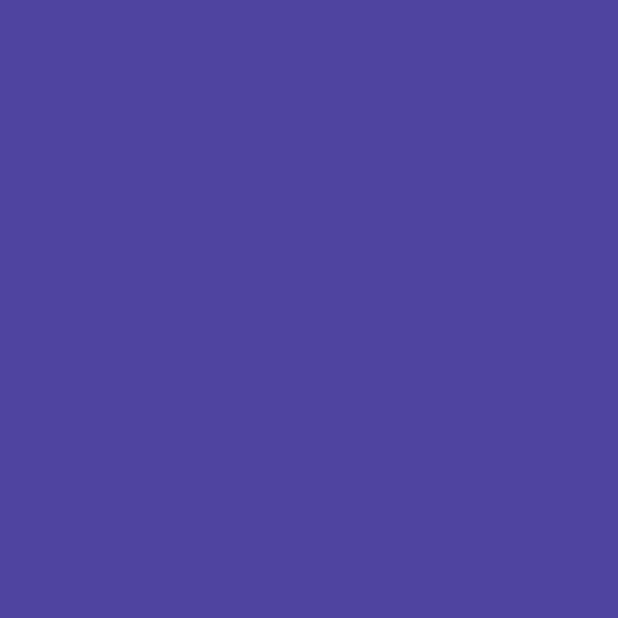
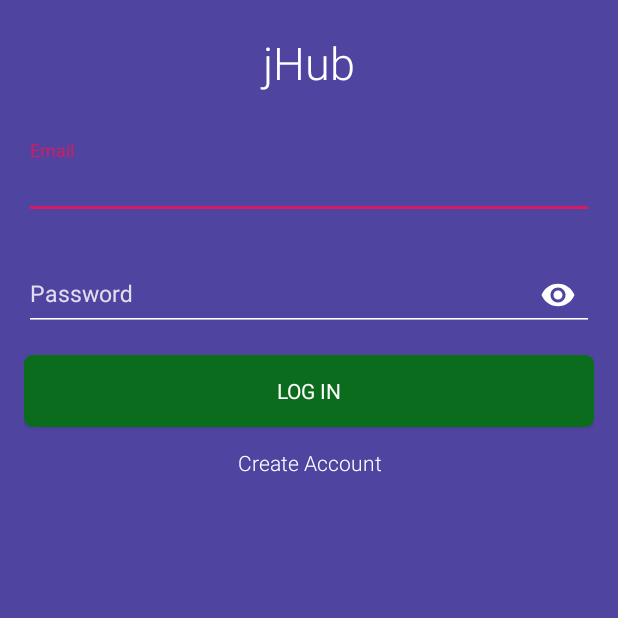
Before and after one commit to Ochieng424/jHub, an Android app: the screen it shows after launch (MainActivity before the commit, LogInActivity after it), on a phone screen of 412 x 824 dp, the top half of it. Before the commit the part shown is empty. Run offline under Robolectric (Android 15) with nearby library versions, the phone set to English and light mode, and no system bars.

Commit message:
Sign In UI design complete

```diff
--- a/app/src/main/AndroidManifest.xml
+++ b/app/src/main/AndroidManifest.xml
@@ -10,14 +10,15 @@
         android:roundIcon="@mipmap/ic_launcher_round"
         android:supportsRtl="true"
         android:theme="@style/AppTheme">
-        <activity android:name=".MainActivity">
+        <activity android:name=".MainActivity"/>
+        <activity android:name=".SignUpActivity" />
+        <activity android:name=".LogInActivity">
             <intent-filter>
                 <action android:name="android.intent.action.MAIN" />
 
                 <category android:name="android.intent.category.LAUNCHER" />
             </intent-filter>
         </activity>
-        <activity android:name=".SignUpActivity"></activity>
     </application>
 
 </manifest>
--- /dev/null
+++ b/app/src/main/java/com/example/ochieng_derrick/jhub/LogInActivity.java
@@ -0,0 +1,13 @@
+package com.example.ochieng_derrick.jhub;
+
+import android.support.v7.app.AppCompatActivity;
+import android.os.Bundle;
+
+public class LogInActivity extends AppCompatActivity {
+
+    @Override
+    protected void onCreate(Bundle savedInstanceState) {
+        super.onCreate(savedInstanceState);
+        setContentView(R.layout.activity_log_in);
+    }
+}
--- /dev/null
+++ b/app/src/main/res/drawable/btn_signup_behaviour.xml
@@ -0,0 +1,30 @@
+<?xml version="1.0" encoding="utf-8"?>
+<selector xmlns:android="http://schemas.android.com/apk/res/android">
+        <item android:state_focused="true">
+            <shape android:shape="rectangle">
+                <solid android:color="@color/appColor" />
+                <corners android:radius="2dp" />
+            </shape>
+        </item>
+
+        <item android:state_hovered="true">
+            <shape android:shape="rectangle">
+                <solid android:color="@color/appColor" />
+                <corners android:radius="2dp" />
+            </shape>
+        </item>
+
+        <item android:state_pressed="true">
+            <shape android:shape="rectangle">
+                <solid android:color="@color/appColor" />
+                <corners android:radius="2dp" />
+            </shape>
+        </item>
+
+        <item>
+            <shape android:shape="rectangle">
+                <solid android:color="@android:color/transparent" />
+                <corners android:radius="2dp" />
+            </shape>
+        </item>
+</selector>
--- /dev/null
+++ b/app/src/main/res/layout/activity_log_in.xml
@@ -0,0 +1,101 @@
+<?xml version="1.0" encoding="utf-8"?>
+<android.support.v7.widget.LinearLayoutCompat xmlns:android="http://schemas.android.com/apk/res/android"
+    xmlns:app="http://schemas.android.com/apk/res-auto"
+    xmlns:tools="http://schemas.android.com/tools"
+    android:orientation="vertical"
+    android:background="@color/appColor"
+    android:layout_width="match_parent"
+    android:layout_height="match_parent"
+    tools:context=".LogInActivity"
+    tools:targetApi="JELLY_BEAN">
+
+    <ScrollView
+        android:layout_width="match_parent"
+        android:layout_height="wrap_content">
+
+        <android.support.v7.widget.LinearLayoutCompat
+            android:layout_width="match_parent"
+            android:layout_height="wrap_content"
+            android:orientation="vertical"
+            android:padding="@dimen/activity_horizontal_margin"
+            android:paddingBottom="@dimen/activity_vertical_margin"
+            android:paddingLeft="@dimen/activity_horizontal_margin"
+            android:paddingRight="@dimen/activity_horizontal_margin"
+            android:paddingTop="@dimen/activity_vertical_margin">
+
+            <android.support.v7.widget.AppCompatTextView
+                android:layout_width="match_parent"
+                android:layout_height="wrap_content"
+                android:layout_gravity="center"
+                android:layout_marginBottom="15dp"
+                android:layout_marginTop="5dp"
+                android:fontFamily="sans-serif-light"
+                android:gravity="center"
+                android:text="@string/app_name"
+                android:textColor="@android:color/white"
+                android:textSize="30sp" />
+
+            <android.support.design.widget.TextInputLayout
+                android:id="@+id/logInEmailWrap"
+                android:layout_width="match_parent"
+                android:layout_height="wrap_content"
+                android:layout_marginTop="16dp"
+                android:hint="@string/email"
+                android:textColorHint="@color/colorHint">
+
+                <android.support.design.widget.TextInputEditText
+                    android:id="@+id/logInEmail"
+                    android:layout_width="match_parent"
+                    android:layout_height="wrap_content"
+                    android:inputType="textEmailAddress"
+                    android:textColor="@android:color/white"
+                    android:textSize="15sp"
+                    app:backgroundTint="@android:color/white" />
+            </android.support.design.widget.TextInputLayout>
+
+            <android.support.design.widget.TextInputLayout
+                android:id="@+id/logInPasswordWrap"
+                android:layout_width="match_parent"
+                android:layout_height="wrap_content"
+                android:layout_marginTop="16dp"
+                android:hint="@string/password"
+                android:textColorHint="@color/colorHint"
+                app:passwordToggleEnabled="true"
+                app:passwordToggleTint="@android:color/white">
+
+                <android.support.design.widget.TextInputEditText
+                    android:id="@+id/logInPassword"
+                    android:layout_width="match_parent"
+                    android:layout_height="wrap_content"
+                    android:fontFamily="sans-serif"
+                    android:inputType="textPassword"
+                    android:textColor="@android:color/white"
+                    android:textSize="15sp"
+                    app:backgroundTint="@android:color/white" />
+            </android.support.design.widget.TextInputLayout>
+
+            <android.support.v7.widget.AppCompatButton
+                android:id="@+id/log_in"
+                android:layout_width="match_parent"
+                android:layout_height="wrap_content"
+                android:background="@drawable/button"
+                android:layout_marginTop="16dp"
+                android:fontFamily="sans-serif"
+                android:text="@string/log_in"
+                android:textColor="@android:color/white" />
+
+            <android.support.v7.widget.AppCompatButton
+                android:id="@+id/sign_up"
+                android:layout_width="match_parent"
+                android:layout_height="wrap_content"
+                android:background="@drawable/btn_signup_behaviour"
+                android:fontFamily="sans-serif-light"
+                android:text="@string/create_account"
+                android:textAllCaps="false"
+                android:textColor="@android:color/white"
+                android:textSize="14sp" />
+
+        </android.support.v7.widget.LinearLayoutCompat>
+    </ScrollView>
+
+</android.support.v7.widget.LinearLayoutCompat>
--- a/app/src/main/res/values/strings.xml
+++ b/app/src/main/res/values/strings.xml
@@ -10,4 +10,6 @@
     <string name="password">Password</string>
     <string name="confirm_password">Confirm Password</string>
     <string name="sign_up">Sign Up</string>
+    <string name="log_in">Log In</string>
+    <string name="create_account">Create Account</string>
 </resources>
```
